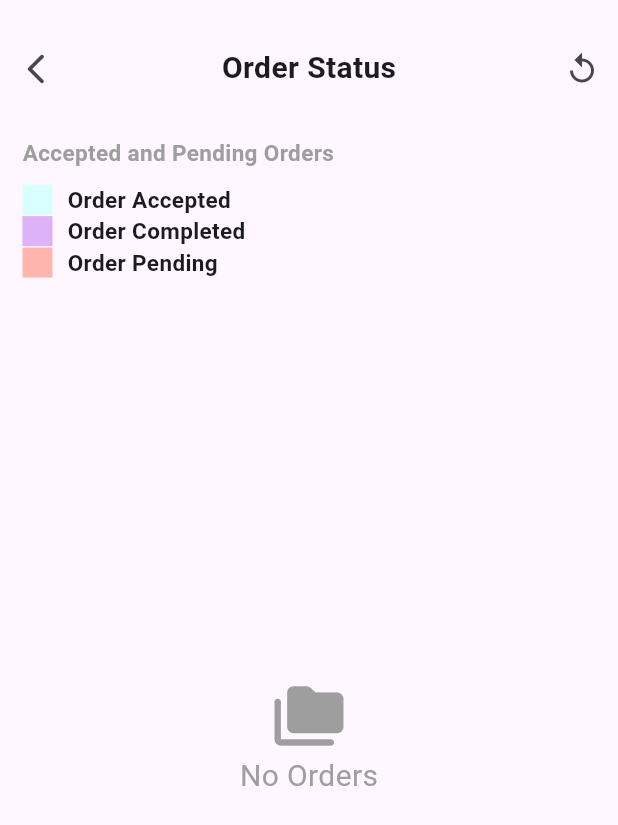
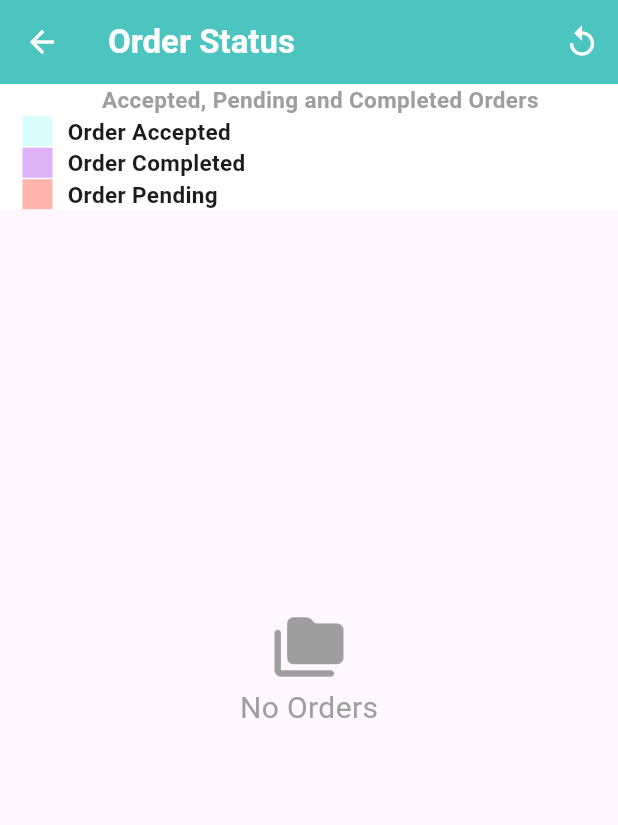
Before and after one commit to hafsaabidsaeed/Book-and-Bite, a Flutter app: the CustomerCompltePage screen opened directly, on a phone screen of 412 x 824 dp. Shown: the top 825 px of the screen. Run offline on Flutter 3.47's test engine with Material 3 defaults, Android fonts, the phone set to English and light mode, and no system bars; our stand-ins replace animate_do, carousel_slider, cloud_firestore, file_picker, firebase_auth, firebase_core and 6 more; missing offline and left inert: flutter_image; accounts and stored records are empty.

```diff
--- a/lib/Screens/customer_completed.dart
+++ b/lib/Screens/customer_completed.dart
@@ -16,6 +16,20 @@ class CustomerCompltePage extends StatelessWidget {
   @override
   Widget build(BuildContext context) {
     return Scaffold(
+      appBar: AppBar(
+        backgroundColor: const Color.fromARGB(255, 76, 197, 193),
+        title: const Text(
+          "Order Status",
+          style: TextStyle(color: Colors.white, fontWeight: FontWeight.bold),
+        ),
+        iconTheme: const IconThemeData(color: Colors.white),
+        actions: [
+          IconButton(
+            icon: Icon(Icons.replay),
+            onPressed: () { },
+          ),
+        ],
+      ),
         body: GetBuilder <GetVars> (
             builder: (GetVarsCtrlMain) {
               return Stack(
@@ -23,60 +37,29 @@ class CustomerCompltePage extends StatelessWidget {
                   SingleChildScrollView(
                     child: Column(
                       children: [
+
                         Container(
-                          height: Get.height / 9,
-                          width: Get.width,
-                          decoration: const BoxDecoration(
-                              borderRadius: BorderRadius.only(
-                                  bottomLeft: Radius.circular(50),
-                                  bottomRight: Radius.circular(50))),
-                          child: Row(
-                            mainAxisAlignment: MainAxisAlignment.spaceBetween,
-                            crossAxisAlignment: CrossAxisAlignment.center,
+                          color: Colors.white,
+                          child: Column(
+
                             children: [
-                              IconButton(
-                                  onPressed: () {
-                                    Get.back();
-                                  },
-                                  icon: const Icon(Icons.arrow_back_ios_new_rounded)),
-                              const Text(
-                                "Order Status",
-                                style: TextStyle(
-                                    fontSize: 20,
-                                    // color: Colors.white,
-                                    fontWeight: FontWeight.bold),
-                              ),
 
-                              IconButton(onPressed: (){
-                                // GetVarsCtrlM.isLoadingChange(true);
-                                GetVarsCtrl.onInit();
-                                // GetVarsCtrlM.isLoadingChange(false);
-                              }, icon: const Icon(Icons.replay_outlined) )
-
-                            ],
-                          ),
-                        ),
-
-                        const Row(
-                          children: [
                               Padding(
                                 padding: EdgeInsets.only(left: 15.0),
                                 child: Text(
-                                "Accepted and Pending Orders",
+                                  "Accepted, Pending and Completed Orders",
                                   style: TextStyle(
                                       fontSize: 15,
                                       color: Colors.grey,
                                       fontWeight: FontWeight.bold),
                                 ),
                               ),
-                          ],
-                        ),
-
-                        const SizedBox(height: 10),
-                        // Displaying colors and their purposes
                               _buildStatusColor(const Color.fromARGB(255, 216, 255, 254), "Order Accepted", ),
                               _buildStatusColor(const Color.fromARGB(255, 221, 178, 247), "Order Completed",),
                               _buildStatusColor(const Color.fromARGB(255, 255, 180, 174), "Order Pending", ),
+                            ],
+                          ),
+                        ),
 
 
                         const SizedBox(
--- a/lib/Screens/display_product.dart
+++ b/lib/Screens/display_product.dart
@@ -4,7 +4,6 @@ import 'package:flutter/material.dart';
 import 'package:get/get.dart';
 import 'package:secondevaluation/GetVars/initial.dart';
 import 'package:secondevaluation/Loader/loader.dart';
-
 import 'cart/cart_page.dart';
 
 List<Map<String, dynamic>> globalOrderList = [];
@@ -23,7 +22,6 @@ class DisplayPage extends StatelessWidget {
 
     return Scaffold(
       appBar: AppBar(
-        title: Text('Product Display'),
         actions: [
           IconButton(
             icon: Icon(Icons.shopping_cart),
@@ -109,27 +107,7 @@ class DisplayPage extends StatelessWidget {
                         GetVarsCtrl.loading(true);
 
                         String formattedDate = '${now.day}-${now.month}-${now.year}';
-                        final _databaseReference = FirebaseDatabase.instance.reference();
-                        //
-                        // final Map<String, dynamic> data = {
-                        //   'csName': "${GetVarsCtrl.currentUserName}",
-                        //   'time': "${GetVarsCtrl.currentTime}",
-                        //   'date': "${formattedDate}",
-                        //   'price': "${currentProduct[0]["price"]}",
-                        //   "uID": GetVarsCtrl.auth.currentUser!.uid,
-                        //   "status": "pending",
-                        //   "item": "${currentProduct[0]["title"]}"
-                        // };
-                        //
-                        // final Map<String, dynamic> userPersonalData = {
-                        //   'csName': "${GetVarsCtrl.currentUserName}",
-                        //   'time': "${GetVarsCtrl.currentTime}",
-                        //   'date': "${formattedDate}",
-                        //   'price': "${currentProduct[0]["price"]}",
-                        //   "uID": currentProduct[0]["uID"],
-                        //   "status": "pending",
-                        //   "item": "${currentProduct[0]["title"]}"
-                        // };
+                        final _databaseReference = FirebaseDatabase.instance.ref();
 
                         // Check if the cart is empty or if the current product's shop ID matches the existing shop ID in the cart
                         if (globalOrderList.isEmpty || currentShopId == currentProduct[0]["uID"]) {
@@ -141,21 +119,6 @@ class DisplayPage extends StatelessWidget {
                             'shopId': currentProduct[0]["uID"]
                           });
                           currentShopId = currentProduct[0]["uID"];
-
-                          // final DatabaseReference sellerRef =
-                          // _databaseReference.child('Sellers').child(currentProduct[0]["uID"]);
-                          // await sellerRef
-                          //     .child('Orders')
-                          //     .child("${currentProduct[0]["title"] + GetVarsCtrl.auth.currentUser!.uid}")
-                          //     .set(data);
-                          //
-                          // final _databaseReferencePersonal = FirebaseDatabase.instance.reference();
-                          // final DatabaseReference sellerRefPersonal =
-                          // _databaseReferencePersonal.child('Sellers').child(GetVarsCtrl.auth.currentUser!.uid);
-                          // await sellerRefPersonal
-                          //     .child('Orders')
-                          //     .child("${currentProduct[0]["title"] + GetVarsCtrl.auth.currentUser!.uid}")
-                          //     .set(userPersonalData);
 
                           GetVarsCtrl.loading(false);
 
```
Lines whose indentation alone changed are shown as unchanged.
